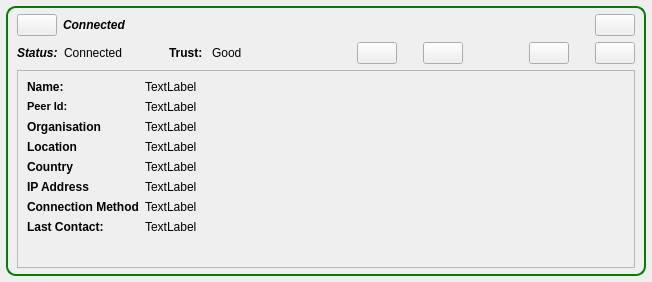
The window that retroshare-gui/src/gui/feeds/PeerItem.ui (RetroShare/RetroShare) describes before a commit, drawn with Qt 5.
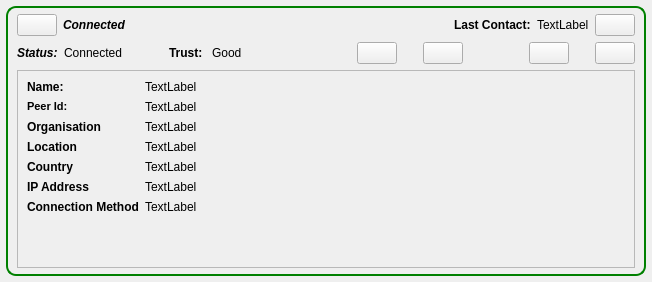
The same window after the commit. Icons and pictures are not drawn.

Patch:
```diff
--- a/retroshare-gui/src/gui/feeds/PeerItem.ui
+++ b/retroshare-gui/src/gui/feeds/PeerItem.ui
@@ -102,6 +102,32 @@
           </property>
          </spacer>
         </item>
+        <item>
+         <widget class="QLabel" name="label_10">
+          <property name="font">
+           <font>
+            <weight>75</weight>
+            <bold>true</bold>
+           </font>
+          </property>
+          <property name="text">
+           <string>Last Contact:</string>
+          </property>
+         </widget>
+        </item>
+        <item>
+         <widget class="QLabel" name="lastLabel">
+          <property name="sizePolicy">
+           <sizepolicy hsizetype="MinimumExpanding" vsizetype="Preferred">
+            <horstretch>0</horstretch>
+            <verstretch>0</verstretch>
+           </sizepolicy>
+          </property>
+          <property name="text">
+           <string>TextLabel</string>
+          </property>
+         </widget>
+        </item>
         <item>
          <widget class="QPushButton" name="expandButton">
           <property name="sizePolicy">
@@ -449,19 +475,6 @@
                </property>
               </widget>
              </item>
-             <item>
-              <widget class="QLabel" name="label_10">
-               <property name="font">
-                <font>
-                 <weight>75</weight>
-                 <bold>true</bold>
-                </font>
-               </property>
-               <property name="text">
-                <string>Last Contact:</string>
-               </property>
-              </widget>
-             </item>
             </layout>
            </item>
            <item>
@@ -557,19 +570,6 @@
                </property>
               </widget>
              </item>
-             <item>
-              <widget class="QLabel" name="lastLabel">
-               <property name="sizePolicy">
-                <sizepolicy hsizetype="MinimumExpanding" vsizetype="Preferred">
-                 <horstretch>0</horstretch>
-                 <verstretch>0</verstretch>
-                </sizepolicy>
-               </property>
-               <property name="text">
-                <string>TextLabel</string>
-               </property>
-              </widget>
-             </item>
             </layout>
            </item>
           </layout>
```
